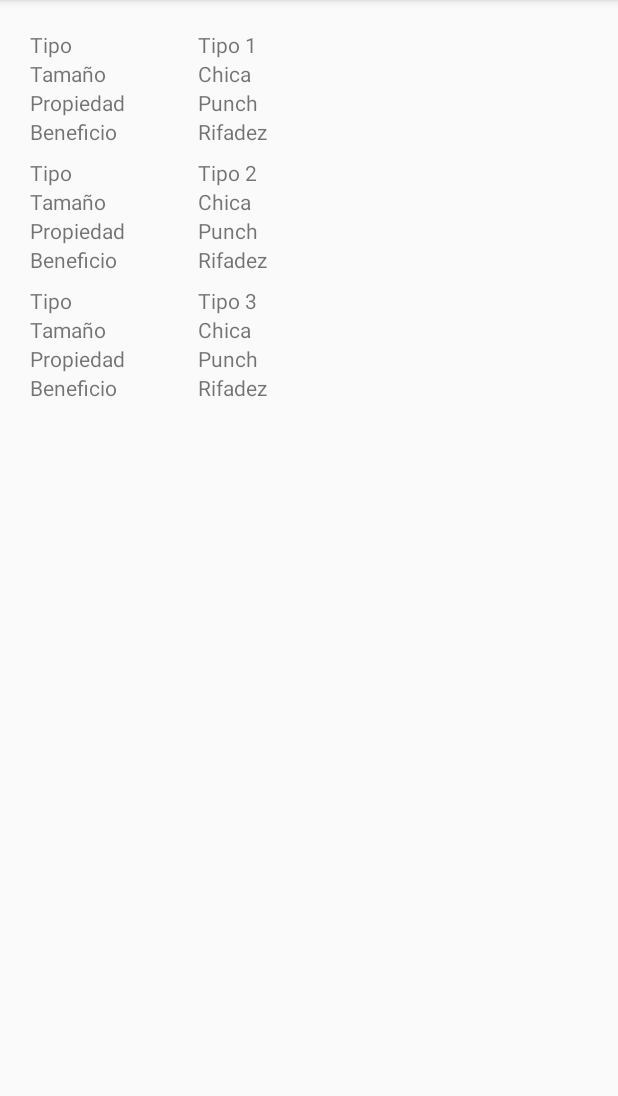
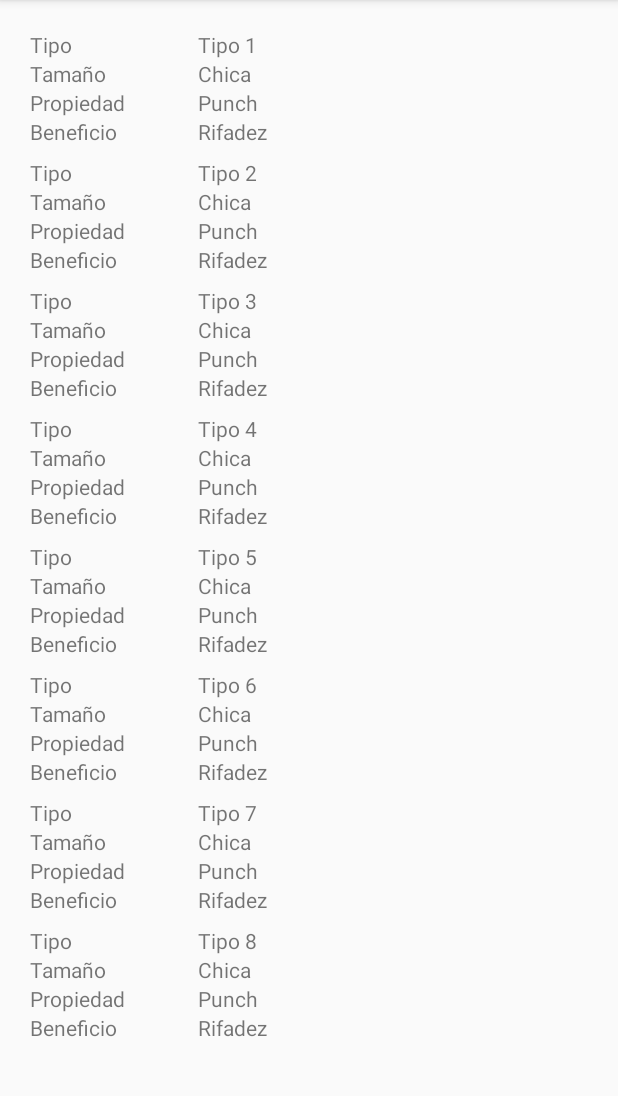
Before and after one commit to neodevelop/StuffStorage, an Android app: the screen it shows after launch (MainActivity), on a phone screen of 412 x 824 dp, the part 84-1180 px from its top. Run offline under Robolectric (Android 15) with nearby library versions, the phone set to English and light mode, and no system bars.

Commit message:
Agregando un manager de frutas

```diff
--- a/app/src/main/java/com/makingdevs/stuffstorage/FruitAdapter.java
+++ b/app/src/main/java/com/makingdevs/stuffstorage/FruitAdapter.java
@@ -17,8 +17,8 @@ public class FruitAdapter extends RecyclerView.Adapter<FruitAdapter.FruitViewHol
 
     private List<Fruit> mFruits;
 
-    public FruitAdapter(List fruits){
-        this.mFruits = fruits;
+    public FruitAdapter(FruitManager fruitManager){
+        this.mFruits = fruitManager.getFruits();
     }
 
     @Override
--- /dev/null
+++ b/app/src/main/java/com/makingdevs/stuffstorage/FruitManager.java
@@ -0,0 +1,40 @@
+package com.makingdevs.stuffstorage;
+
+import java.util.ArrayList;
+import java.util.List;
+
+/**
+ * Created by makingdevs on 23/11/17.
+ */
+
+public class FruitManager {
+
+    private static FruitManager fruitManager = null;
+
+    private static List<Fruit> fruits;
+
+    private FruitManager(){
+        this.fruits = new ArrayList<Fruit>();
+    }
+
+    public static FruitManager getInstance(){
+        if(fruitManager == null)
+            fruitManager = new FruitManager();
+        return fruitManager;
+    }
+
+    public int size(){
+        return this.fruits.size();
+    }
+
+    public void addFruit(Fruit fruit){
+        this.fruits.add(fruit);
+    }
+
+    public Fruit getFruit(int index){
+        return this.fruits.get(index);
+    }
+
+    public List<Fruit> getFruits(){ return fruits; }
+
+}
--- a/app/src/main/java/com/makingdevs/stuffstorage/MainActivity.java
+++ b/app/src/main/java/com/makingdevs/stuffstorage/MainActivity.java
@@ -23,14 +23,14 @@ public class MainActivity extends AppCompatActivity {
 
     private RecyclerView mFruitList;
     private FruitAdapter fruitAdapter;
-    private List<Fruit> fruitList = new ArrayList<Fruit>();
+    private FruitManager fruitManager = FruitManager.getInstance();
 
     @Override
     protected void onCreate(Bundle savedInstanceState) {
         super.onCreate(savedInstanceState);
         setContentView(R.layout.activity_main);
         mFruitList = (RecyclerView) findViewById(R.id.fruit_list);
-        fruitAdapter = new FruitAdapter(fruitList);
+        fruitAdapter = new FruitAdapter(fruitManager);
         RecyclerView.LayoutManager mLayoutManager = new LinearLayoutManager(getApplicationContext());
         mFruitList.setLayoutManager(mLayoutManager);
         mFruitList.setItemAnimator(new DefaultItemAnimator());
@@ -39,9 +39,14 @@ public class MainActivity extends AppCompatActivity {
     }
 
     private void prepareData(){
-        fruitList.add(new Fruit("Tipo 1", "Chica", "Punch", "Rifadez"));
-        fruitList.add(new Fruit("Tipo 2", "Chica", "Punch", "Rifadez"));
-        fruitList.add(new Fruit("Tipo 3", "Chica", "Punch", "Rifadez"));
+        fruitManager.addFruit(new Fruit("Tipo 1", "Chica", "Punch", "Rifadez"));
+        fruitManager.addFruit(new Fruit("Tipo 2", "Chica", "Punch", "Rifadez"));
+        fruitManager.addFruit(new Fruit("Tipo 3", "Chica", "Punch", "Rifadez"));
+        fruitManager.addFruit(new Fruit("Tipo 4", "Chica", "Punch", "Rifadez"));
+        fruitManager.addFruit(new Fruit("Tipo 5", "Chica", "Punch", "Rifadez"));
+        fruitManager.addFruit(new Fruit("Tipo 6", "Chica", "Punch", "Rifadez"));
+        fruitManager.addFruit(new Fruit("Tipo 7", "Chica", "Punch", "Rifadez"));
+        fruitManager.addFruit(new Fruit("Tipo 8", "Chica", "Punch", "Rifadez"));
         fruitAdapter.notifyDataSetChanged();
     }
 
```
